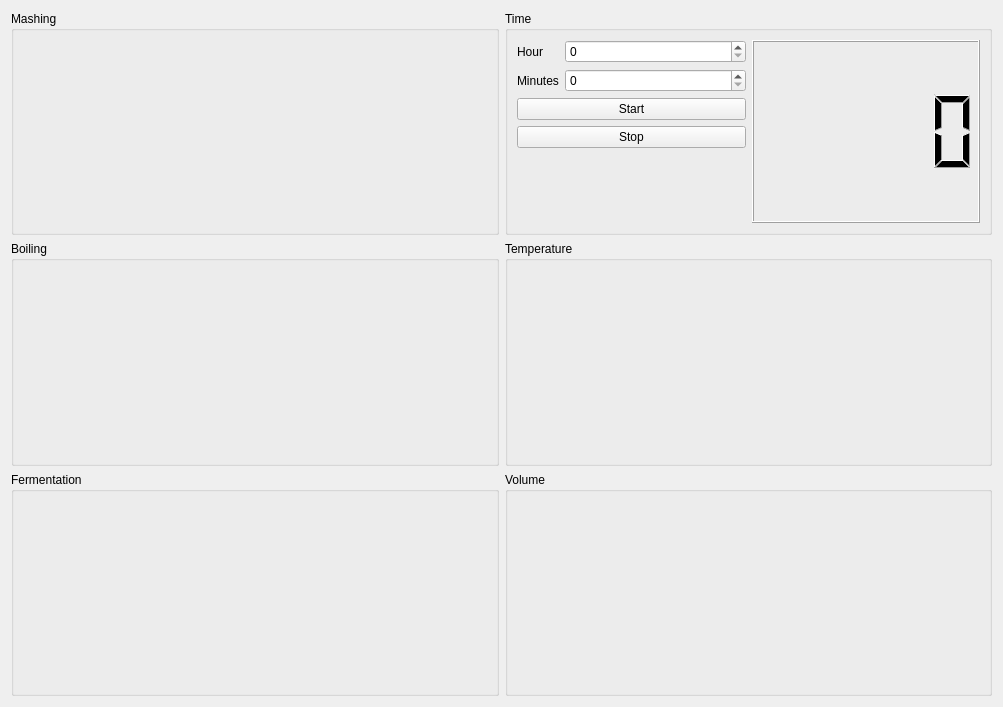
Above: src/gui/central_widget.ui from Brasserie-De-Toulbroch/druid before the change. Below: the same form after it.
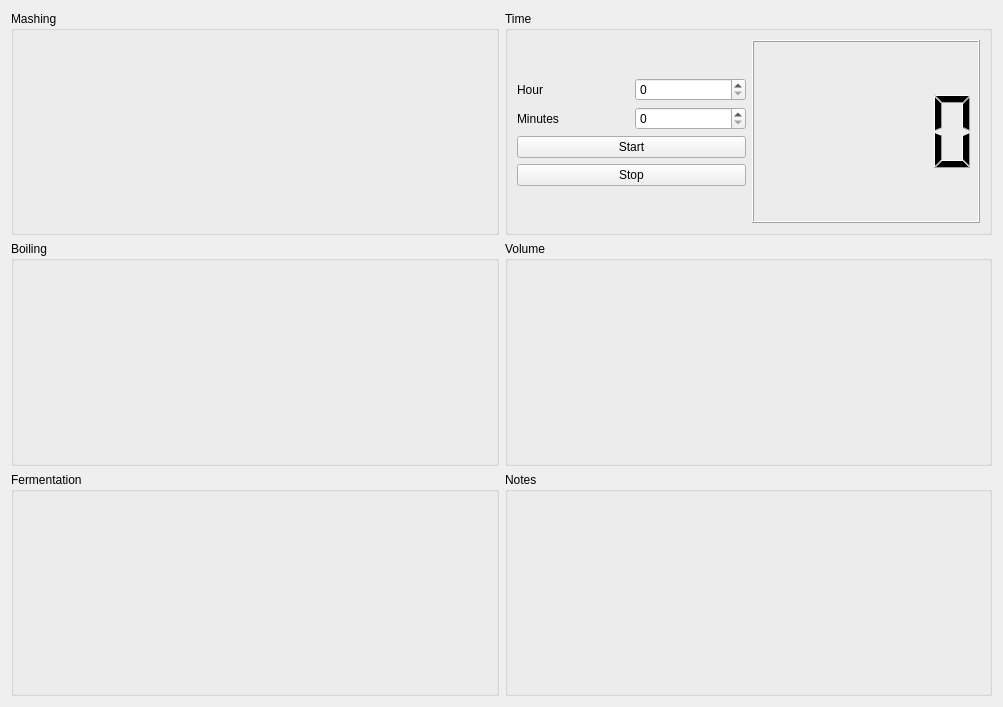
That is the form after the change.

The edit to the form file:
```diff
--- a/src/gui/central_widget.ui
+++ b/src/gui/central_widget.ui
@@ -50,11 +50,8 @@
         <item row="1" column="1" rowspan="5">
          <widget class="QLCDNumber" name="_time_lcd"/>
         </item>
-        <item row="1" column="0">
-         <layout class="QFormLayout" name="formLayout">
-          <property name="fieldGrowthPolicy">
-           <enum>QFormLayout::AllNonFixedFieldsGrow</enum>
-          </property>
+        <item row="2" column="0">
+         <layout class="QGridLayout" name="gridLayout_2">
           <item row="0" column="0">
            <widget class="QLabel" name="label">
             <property name="text">
@@ -77,33 +74,29 @@
           </item>
          </layout>
         </item>
-        <item row="2" column="0">
-         <widget class="QPushButton" name="_time_start">
-          <property name="text">
-           <string>Start</string>
-          </property>
-         </widget>
-        </item>
-        <item row="3" column="0">
+        <item row="4" column="0">
          <widget class="QPushButton" name="_time_stop">
           <property name="text">
            <string>Stop</string>
           </property>
          </widget>
         </item>
+        <item row="3" column="0">
+         <widget class="QPushButton" name="_time_start">
+          <property name="sizePolicy">
+           <sizepolicy hsizetype="Minimum" vsizetype="Fixed">
+            <horstretch>0</horstretch>
+            <verstretch>0</verstretch>
+           </sizepolicy>
+          </property>
+          <property name="text">
+           <string>Start</string>
+          </property>
+         </widget>
+        </item>
        </layout>
       </widget>
      </item>
-     <item>
-      <widget class="QGroupBox" name="groupBox">
-       <property name="title">
-        <string>Temperature</string>
-       </property>
-       <zorder>groupBox_6</zorder>
-       <zorder>groupBox_6</zorder>
-       <zorder>groupBox_6</zorder>
-      </widget>
-     </item>
      <item>
       <widget class="QGroupBox" name="groupBox_2">
        <property name="title">
@@ -111,6 +104,16 @@
        </property>
       </widget>
      </item>
+     <item>
+      <widget class="QGroupBox" name="groupBox">
+       <property name="title">
+        <string>Notes</string>
+       </property>
+       <zorder>groupBox_6</zorder>
+       <zorder>groupBox_6</zorder>
+       <zorder>groupBox_6</zorder>
+      </widget>
+     </item>
     </layout>
    </item>
   </layout>
```
